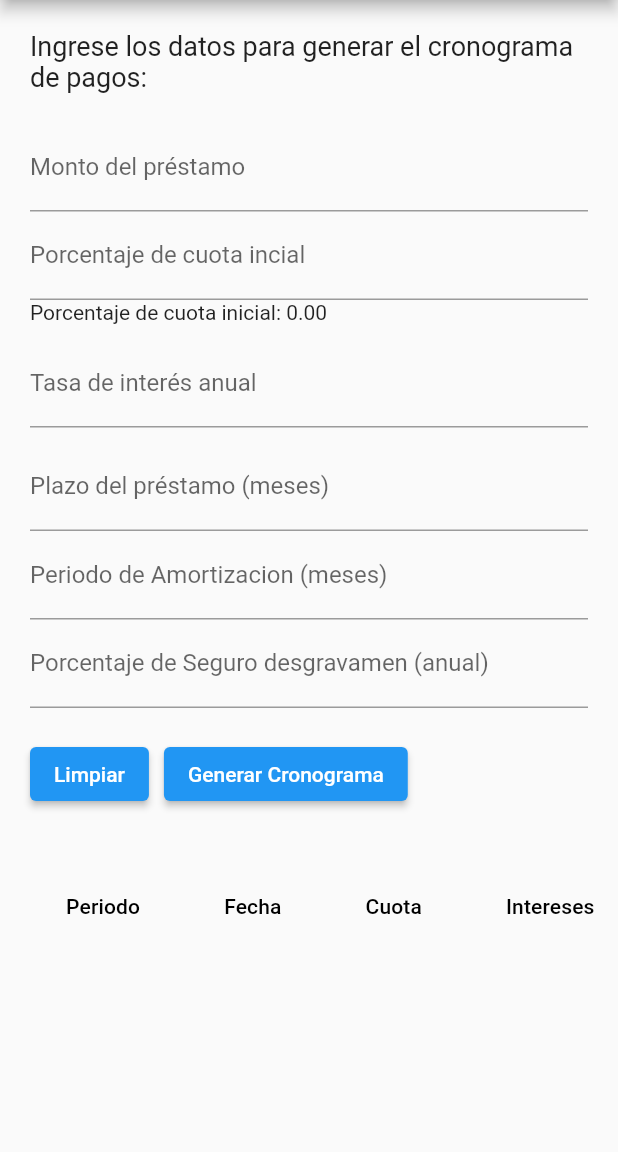
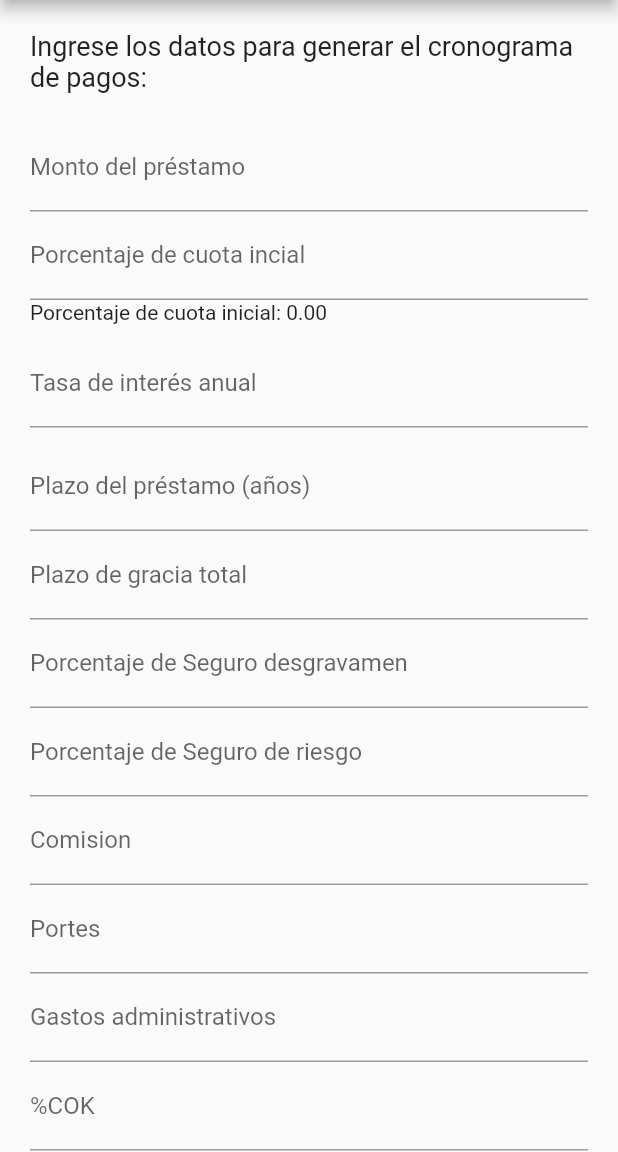
Before and after one commit to pepper419/Fondomivivienda, a Flutter app: the screen it shows after launch, on a phone screen of 412 x 824 dp, the part 84-1236 px from its top. Run offline on Flutter 3.47's test engine with Material 2 defaults, Android fonts, the phone set to English and light mode, and no system bars.

Commit message:
Add pagos

```diff
--- a/fondo2/lib/main.dart
+++ b/fondo2/lib/main.dart
@@ -44,15 +44,26 @@ class _HomePageState extends State<HomePage> {
   final TextEditingController porcentajeController = TextEditingController();
   final TextEditingController plazo2Controller = TextEditingController();
   final TextEditingController desgravamenController = TextEditingController();
+  final TextEditingController seguro_riesgoController = TextEditingController();
+  final TextEditingController comisionController = TextEditingController();
+  final TextEditingController portesController = TextEditingController();
+  final TextEditingController gastosadmiController = TextEditingController();
+  final TextEditingController cokController = TextEditingController();
 
   double descuento = 0.0;
 
   List<DataRow> pagosRows = [];
+
    int estatic = 1;
+
 
   String resultado = '';
 
   void calcularCronograma() {
+
+
+
+    //Es el periodo en el que se estan calculando las cuotas y va aumentando para recorrer todo el plazo de pagos
     estatic = 1;
     // Cálculos del cronograma de pagos utilizando el método francés
     double v = 0.0;
@@ -60,13 +71,26 @@ class _HomePageState extends State<HomePage> {
     double tasaInteresAnual = double.parse(tasaController.text);
     descuento = double.parse(montoController.text) * double.parse(porcentajeController.text) / 100;
     double saldoesta = montoPrestamo - descuento ;
-    int plazoPrestamo = int.parse(plazoController.text);
+    int plazoPrestamo = int.parse(plazoController.text)*12;
     double tasaInteresMensual = (math.pow(1 + (tasaInteresAnual/100), 1/12) - 1);
     //double tasaInteresMensual = tasaInteresAnual / 12 / 100;
     double saldo = 0.0;
+    //saldo inicial
+    double Saldo_inicial=saldoesta;
     saldo = saldoesta;
+    //SEGURO DE DESGRAVAMEN
+    double Seg_Des = double.parse(desgravamenController.text)/100;
+    //Seguro de riesgo
+    double seg_riesgo= double.parse(seguro_riesgoController.text)* double.parse(montoController.text)/12 ;
+    //Comision
+    double comision= double.parse(comisionController.text);
+    //Portes
+    double portes= double.parse(portesController.text);
+    //Gatos administrativos
+    double gastos_admi= double.parse(gastosadmiController.text);
+    //FLUJO
+    double flujo= 0;
 
-    double Seg_Des = double.parse(desgravamenController.text)/100;
     //double cuotaMensual = (montoPrestamo * tasaInteresMensual) / (1 - math.pow(1 + tasaInteresMensual, -plazoPrestamo));
 
 
@@ -80,26 +104,43 @@ class _HomePageState extends State<HomePage> {
 
     for (int i = 0; i < plazoPrestamo; i++) {
       double intereses = saldo * tasaInteresMensual;
-      double cuotaMensual = plazo > i ? 0.0 : saldoesta * ((tasaInteresMensual*math.pow(1+tasaInteresMensual,plazoPrestamo- estatic +1))/(math.pow(1+tasaInteresMensual,plazoPrestamo - estatic +1 )-1));
+      double cuotaMensual = plazo > i ? 0.0 : saldoesta * ((tasaInteresMensual*math.pow(1+tasaInteresMensual,plazoPrestamo- estatic +1)) /
+                            (math.pow(1+tasaInteresMensual,plazoPrestamo - estatic +1 )-1));
       double amortizacion =  cuotaMensual - intereses;
       if (i < plazo) {
         saldoesta -= amortizacion ;
         estatic++;
       }
+      if( plazo>i)
+        {
+          if(i>0 && Saldo_inicial<saldo)
+            Saldo_inicial= saldo;
+        }
+      else
+        Saldo_inicial=saldo;
       saldo = plazo > i ? saldo + intereses : saldo - amortizacion  ;
       double amortizacionValue = plazo > i ? 0.0 : amortizacion;
        double periodo = i+1;
       DateTime fechaPago = DateTime.now().add(Duration(days: i * 30)); // Ejemplo: fecha de pago cada 30 días
-
+      //GASTOS
+      double PerSeg_Des=Seg_Des*Saldo_inicial;
+      //FLUJO
+      flujo= PerSeg_Des+seg_riesgo+comision+portes+gastos_admi+cuotaMensual;
       DataRow row = DataRow(
         cells: [
           DataCell(Text(periodo.toString())),
           DataCell(Text(fechaPago.toString())),
+          DataCell(Text(Saldo_inicial.toStringAsFixed(2))),
           DataCell(Text(cuotaMensual.toStringAsFixed(2))),
           DataCell(Text(intereses.toStringAsFixed(2))),
           DataCell(Text(amortizacionValue.toStringAsFixed(2))),
+          DataCell(Text(PerSeg_Des.toStringAsFixed(2))),
+          DataCell(Text(seg_riesgo.toStringAsFixed(2))),
+          DataCell(Text(comision.toStringAsFixed(2))),
+          DataCell(Text(portes.toStringAsFixed(2))),
+          DataCell(Text(gastos_admi.toStringAsFixed(2))),
           DataCell(Text(saldo.toStringAsFixed(2))),
-          DataCell(Text(Seg_Des.toStringAsFixed(2))),
+          DataCell(Text(flujo.toStringAsFixed(2))),
         ],
       );
       pagosRows.add(row);
@@ -111,8 +152,16 @@ class _HomePageState extends State<HomePage> {
 
   void limpiarCampos() {
     montoController.clear();
+    porcentajeController.clear();
     tasaController.clear();
     plazoController.clear();
+    plazo2Controller.clear();
+    desgravamenController.clear();
+    seguro_riesgoController.clear();
+    comisionController.clear();
+    portesController.clear();
+    gastosadmiController.clear();
+    cokController.clear();
 
     setState(() {
       resultado = '';
@@ -160,15 +209,35 @@ class _HomePageState extends State<HomePage> {
               SizedBox(height: 10.0),
               TextField(
                 controller: plazoController,
-                decoration: InputDecoration(labelText: 'Plazo del préstamo (meses)'),
+                decoration: InputDecoration(labelText: 'Plazo del préstamo (años)'),
               ),
               TextField(
                 controller: plazo2Controller,
-                decoration: InputDecoration(labelText: 'Periodo de Amortizacion (meses)'),
+                decoration: InputDecoration(labelText: 'Plazo de gracia total'),
               ),
               TextField(
                 controller: desgravamenController,
-                decoration: InputDecoration(labelText: 'Porcentaje de Seguro desgravamen (anual)'),
+                decoration: InputDecoration(labelText: 'Porcentaje de Seguro desgravamen'),
+              ),
+              TextField(
+                controller: seguro_riesgoController,
+                decoration: InputDecoration(labelText: 'Porcentaje de Seguro de riesgo'),
+              ),
+              TextField(
+                controller: comisionController,
+                decoration: InputDecoration(labelText: 'Comision'),
+              ),
+              TextField(
+                controller: portesController,
+                decoration: InputDecoration(labelText: 'Portes'),
+              ),
+              TextField(
+                controller: gastosadmiController,
+                decoration: InputDecoration(labelText: 'Gastos administrativos'),
+              ),
+              TextField(
+                controller: cokController,
+                decoration: InputDecoration(labelText: '%COK'),
               ),
               SizedBox(height: 20.0),
               Row(
@@ -190,11 +259,17 @@ class _HomePageState extends State<HomePage> {
                 columns: [
                   DataColumn(label: Text('Periodo')),
                   DataColumn(label: Text('Fecha')),
+                  DataColumn(label: Text('Saldo Inicial')),
                   DataColumn(label: Text('Cuota')),
                   DataColumn(label: Text('Intereses')),
                   DataColumn(label: Text('Amortización')),
+                  DataColumn(label: Text('Seg. Desgrav.')),
+                  DataColumn(label: Text('Seg. de Riesgo.')),
+                  DataColumn(label: Text('Comision.')),
+                  DataColumn(label: Text('Portes')),
+                  DataColumn(label: Text('Gastos admi.')),
                   DataColumn(label: Text('Saldo Final')),
-                  DataColumn(label: Text('Seg. Desgrav.')),
+                  DataColumn(label: Text('Flujo')),
                 ],
                 rows: pagosRows,
               ),
```
